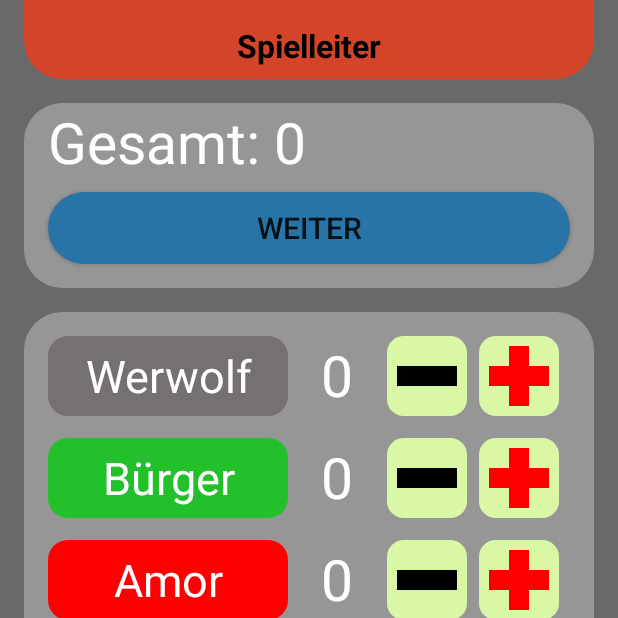
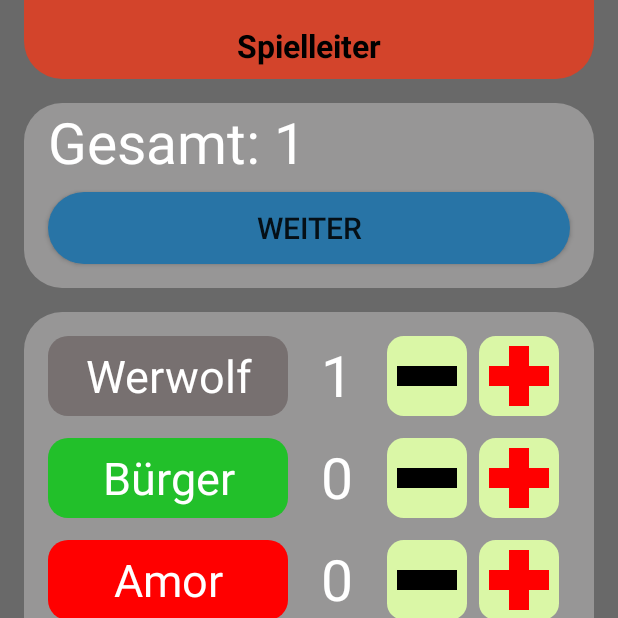
Before and after one commit to tobiasjungmann/Werwolf, an Android app: the CharacterSelectionFragment screen opened directly, with no data from a screen before it, after a tap on an icon or button, on a phone screen of 412 x 824 dp, the top half of it. Run offline under Robolectric (Android 15) with nearby library versions, the phone set to English and light mode, and no system bars; libraries missing offline, so code that uses them is left out: maes.tech.intentanim; 1 statement that could not run was skipped; 2 other taps on this screen came first.

Commit message:
counter for characters

```diff
--- a/app/src/main/java/com/example/tobias/werwolf_v1/pregame/Character.kt
+++ b/app/src/main/java/com/example/tobias/werwolf_v1/pregame/Character.kt
@@ -5,8 +5,8 @@ import androidx.lifecycle.LifecycleOwner
 class Character(
     val name: String,
     val info: String,
-    val color: Int
-
+    val color: Int,
+val multipleAllowed: Boolean
 ) {
     var amount:Int=0
 }
--- a/app/src/main/java/com/example/tobias/werwolf_v1/pregame/CharacterSelectionFragment.kt
+++ b/app/src/main/java/com/example/tobias/werwolf_v1/pregame/CharacterSelectionFragment.kt
@@ -54,6 +54,10 @@ class CharacterSelectionFragment : Fragment(), View.OnClickListener {
         val adapter = CharacterListAdapter(preGameViewModel.generateCharacters(), preGameViewModel)
         binding.recyclerviewCharacterSelection.adapter = adapter
         binding.recyclerviewCharacterSelection.layoutManager = LinearLayoutManager(requireContext())
+
+        preGameViewModel.amountPers.observe(requireActivity()) { res ->
+            binding.gesamtTxt.text = "Gesamt: "+res.toString()
+        }
         return binding.root
     }
 
--- a/app/src/main/java/com/example/tobias/werwolf_v1/pregame/PreGameViewModel.kt
+++ b/app/src/main/java/com/example/tobias/werwolf_v1/pregame/PreGameViewModel.kt
@@ -2,65 +2,64 @@ package com.example.tobias.werwolf_v1.pregame
 
 import android.app.Application
 import androidx.lifecycle.AndroidViewModel
+import androidx.lifecycle.LiveData
+import androidx.lifecycle.MutableLiveData
 import com.example.tobias.werwolf_v1.R
 
 class PreGameViewModel(application: Application) : AndroidViewModel(application) {
 
+    private val totalPers = MutableLiveData(0)
+    val amountPers: LiveData<Int> get() = totalPers
     private var characters: ArrayList<Character>?=null
+    private var gesamtPer = 0
 
     fun generateCharacters(): ArrayList<Character> {
         if (characters==null){
             characters=arrayListOf(
-                Character("Werwolf", "blabla", R.color.werwolf),
-                Character("Bürger", "blabla", R.color.citizen),
-                Character("Amor", "blabla", R.color.amor),
-                Character("Hexe", "blabla", R.color.witch),
-                Character("Wächter", "blabla", R.color.guradian),
-                Character("Mädchen", "blabla", R.color.girl),
-                Character("Seher", "blabla", R.color.seher),
-                Character("Dieb", "blabla", R.color.thief),
-                Character("Jäger", "blabla", R.color.hunter),
-                Character("Ritter", "blabla", R.color.knight),
-                Character("Flötenspieler", "blabla", R.color.flute),
-                Character("Freunde", "blabla", R.color.friends),
-                Character("Weißer Werwolf", "blabla", R.color.wwolf),
-                Character("Junges", "blabla", R.color.wchild),
-                Character("Urwolf", "blabla", R.color.urwolf),
+                Character("Werwolf", "blabla", R.color.werwolf, true),
+                Character("Bürger", "blabla", R.color.citizen,true),
+                Character("Amor", "blabla", R.color.amor,false),
+                Character("Hexe", "blabla", R.color.witch,false),
+                Character("Wächter", "blabla", R.color.guradian,false),
+                Character("Mädchen", "blabla", R.color.girl,false),
+                Character("Seher", "blabla", R.color.seher,false),
+                Character("Dieb", "blabla", R.color.thief,false),
+                Character("Jäger", "blabla", R.color.hunter,false),
+                Character("Ritter", "blabla", R.color.knight,false),
+                Character("Flötenspieler", "blabla", R.color.flute,false),
+                Character("Freunde", "blabla", R.color.friends,true),
+                Character("Weißer Werwolf", "blabla", R.color.wwolf,false),
+                Character("Junges", "blabla", R.color.wchild,false),
+                Character("Urwolf", "blabla", R.color.urwolf,false),
             )
         }
         return characters!!
     }
 
     fun invalidConfiguration(): Boolean {
-        return anzahlWerwolf + anzahlWeisserWerwolf + anzahlUrwolf == 0 || anzahlWerwolf + anzahlWeisserWerwolf + anzahlUrwolf == gesamtPer
+        return true;//anzahlWerwolf + anzahlWeisserWerwolf + anzahlUrwolf == 0 || anzahlWerwolf + anzahlWeisserWerwolf + anzahlUrwolf > gesamtPer/2
     }
 
     fun addToCharacterByPosition(bindingAdapterPosition: Int): Int {
-        return ++(characters!![bindingAdapterPosition].amount)      // todo realism check
+        val current=characters!![bindingAdapterPosition]
+        if (!current.multipleAllowed && 1==current.amount){
+            return current.amount
+        }
+        totalPers.value= totalPers.value?.plus(1)
+        return ++(current.amount)
     }
 
     fun removeCharacterByPosition(bindingAdapterPosition: Int): Int {
-        return --(characters!![bindingAdapterPosition].amount)      // todo realism check
+        val current=characters!![bindingAdapterPosition]
+        if (0>=current.amount){
+            return current.amount
+        }
+        totalPers.value= totalPers.value?.minus(1)
+
+        return --(current.amount)
     }
 
     fun getNumberOfUnmatchedPlayers(): Int {
         TODO("Not yet implemented")
     }
-
-    private var anzahlAmor = 0
-    private var anzahlWerwolf = 0
-    private var anzahlHexe = 0
-    private var anzahlDieb = 0
-    private var anzahlSeher = 0
-    private var anzahlJunges = 0
-    private var anzahlJaeger = 0
-    private var anzahlBuerger = 0
-    private var anzahlWaechter = 0
-    private var anzahlWeisserWerwolf = 0
-    private var anzahlMaedchen = 0
-    private var anzahlFloetenspieler = 0
-    private var anzahlUrwolf = 0
-    private var anzahlRitter = 0
-    private var anzahlFreunde = 0
-    private var gesamtPer = 0
 }
```
